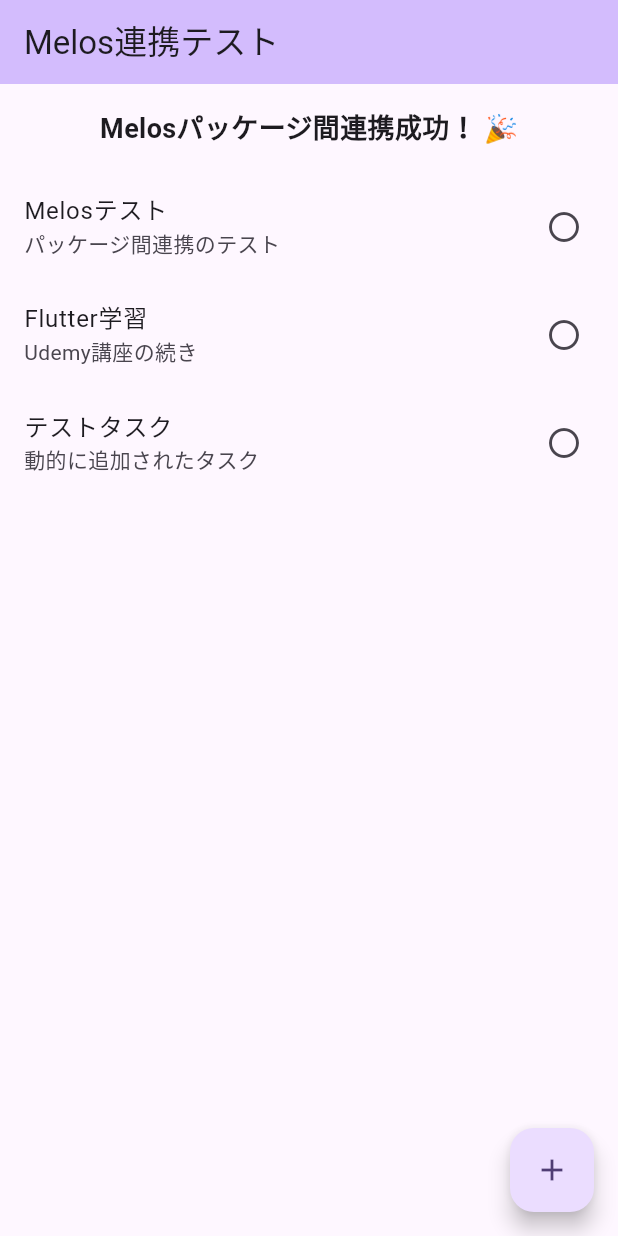
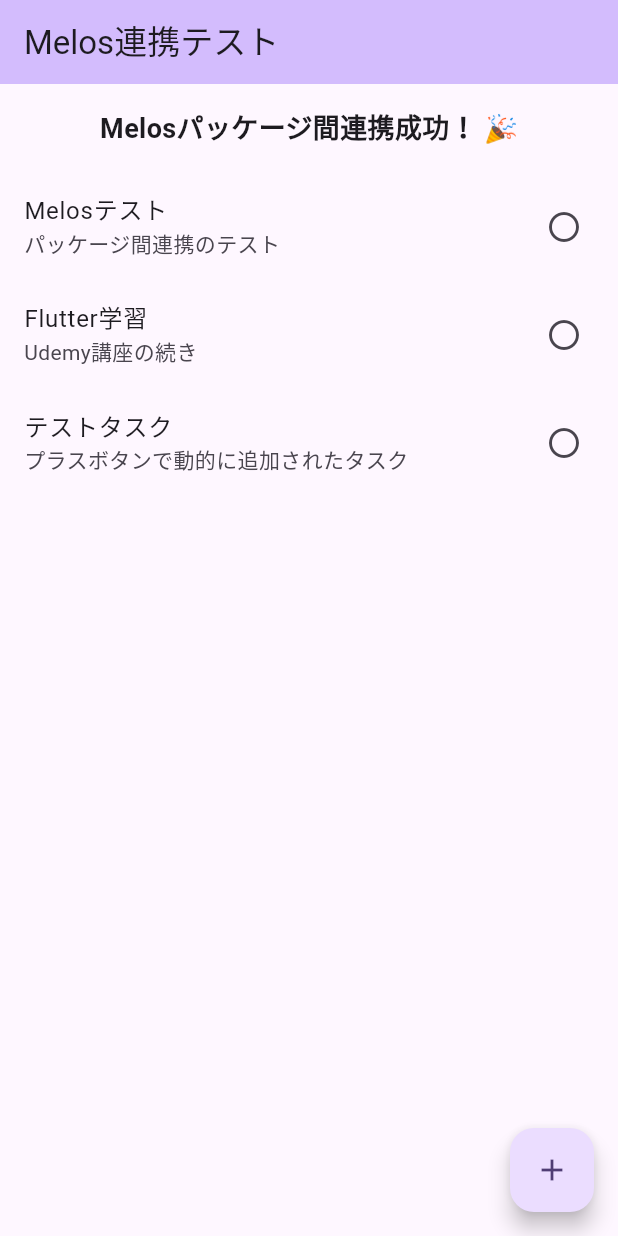
Before and after one commit to mikiIDE/flutter_task_management_mono, a Flutter app: the screen it shows after launch, after a tap on the "add" icon, on a phone screen of 412 x 824 dp. Run offline on Flutter 3.47's test engine with Material 3 defaults, Android fonts, the phone set to English and light mode, and no system bars.

Commit message:
fixed:ios simu. bug

```diff
--- a/apps/task_app/lib/main.dart
+++ b/apps/task_app/lib/main.dart
@@ -87,7 +87,7 @@ class _TaskTestPageState extends State<TaskTestPage> {
           _repository.addTask(Task(
             id: DateTime.now().millisecondsSinceEpoch.toString(),
             title: 'テストタスク',
-            description: '動的に追加されたタスク',
+            description: 'プラスボタンで動的に追加されたタスク',
           ));
           setState(() {});
         },
```
Also changed, not shown: 1 other file.
